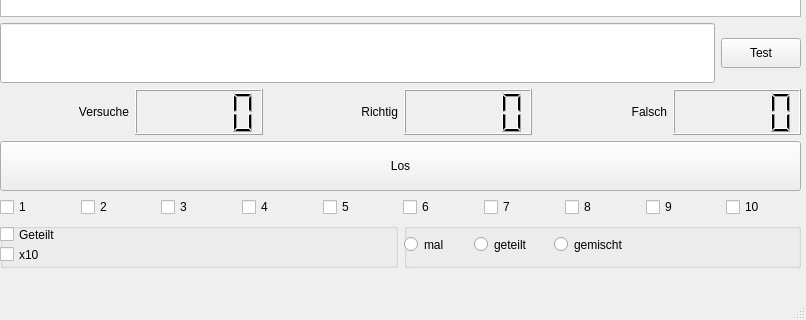
Qt form src/mainwindow.ui (geobra/mathtrainer) before a commit; both pictures show x 0 to 806 and y 283 to 603 of the 806 by 603 pixel window.
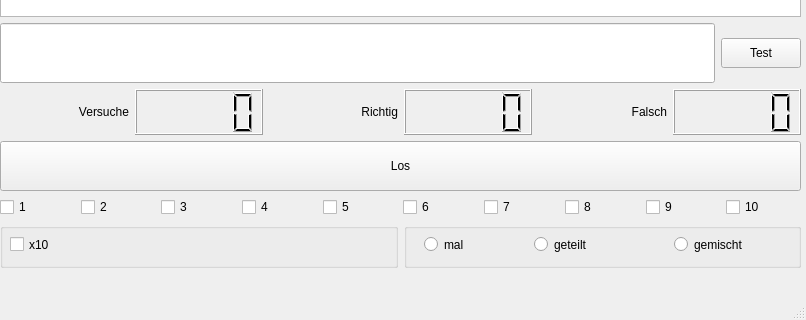
The same form after that commit.

Diff of the .ui file:
```diff
--- a/src/mainwindow.ui
+++ b/src/mainwindow.ui
@@ -241,24 +241,11 @@
          <property name="title">
           <string/>
          </property>
-         <widget class="QCheckBox" name="geteilt">
-          <property name="geometry">
-           <rect>
-            <x>0</x>
-            <y>0</y>
-            <width>90</width>
-            <height>23</height>
-           </rect>
-          </property>
-          <property name="text">
-           <string>Geteilt</string>
-          </property>
-         </widget>
          <widget class="QCheckBox" name="zehner">
           <property name="geometry">
            <rect>
-            <x>0</x>
-            <y>20</y>
+            <x>10</x>
+            <y>10</y>
             <width>141</width>
             <height>23</height>
            </rect>
@@ -277,7 +264,7 @@
          <widget class="QRadioButton" name="rbMult">
           <property name="geometry">
            <rect>
-            <x>0</x>
+            <x>20</x>
             <y>10</y>
             <width>106</width>
             <height>23</height>
@@ -290,7 +277,7 @@
          <widget class="QRadioButton" name="rbDivide">
           <property name="geometry">
            <rect>
-            <x>70</x>
+            <x>130</x>
             <y>10</y>
             <width>106</width>
             <height>23</height>
@@ -303,7 +290,7 @@
          <widget class="QRadioButton" name="rbMixed">
           <property name="geometry">
            <rect>
-            <x>150</x>
+            <x>270</x>
             <y>10</y>
             <width>106</width>
             <height>23</height>
```
